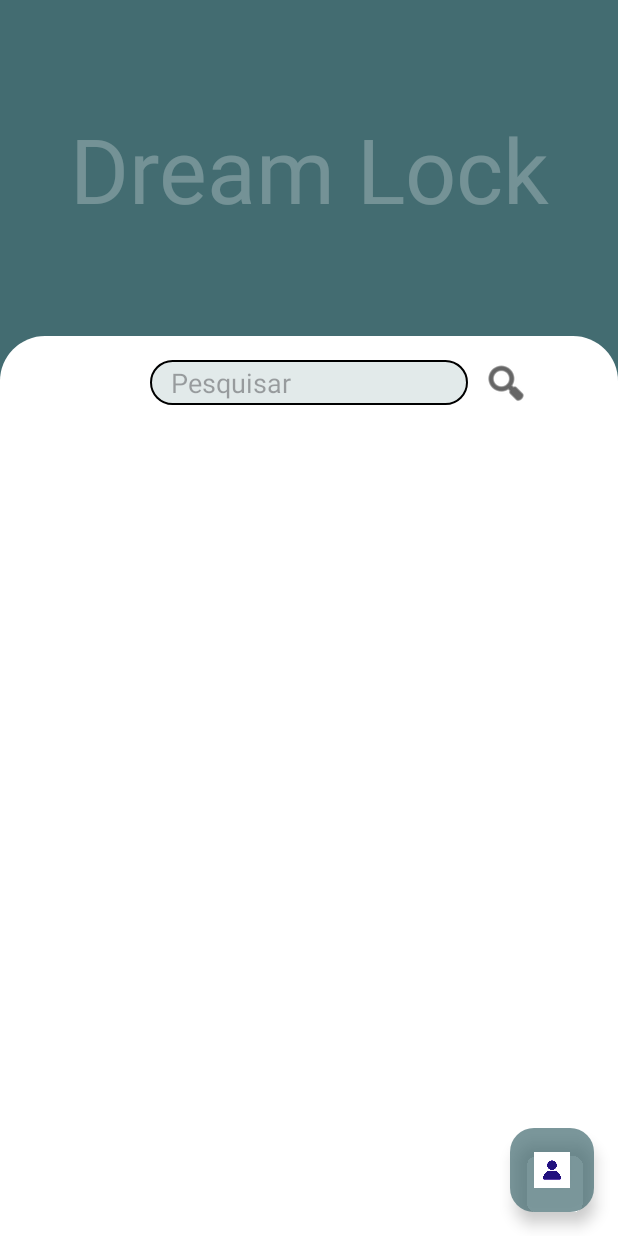
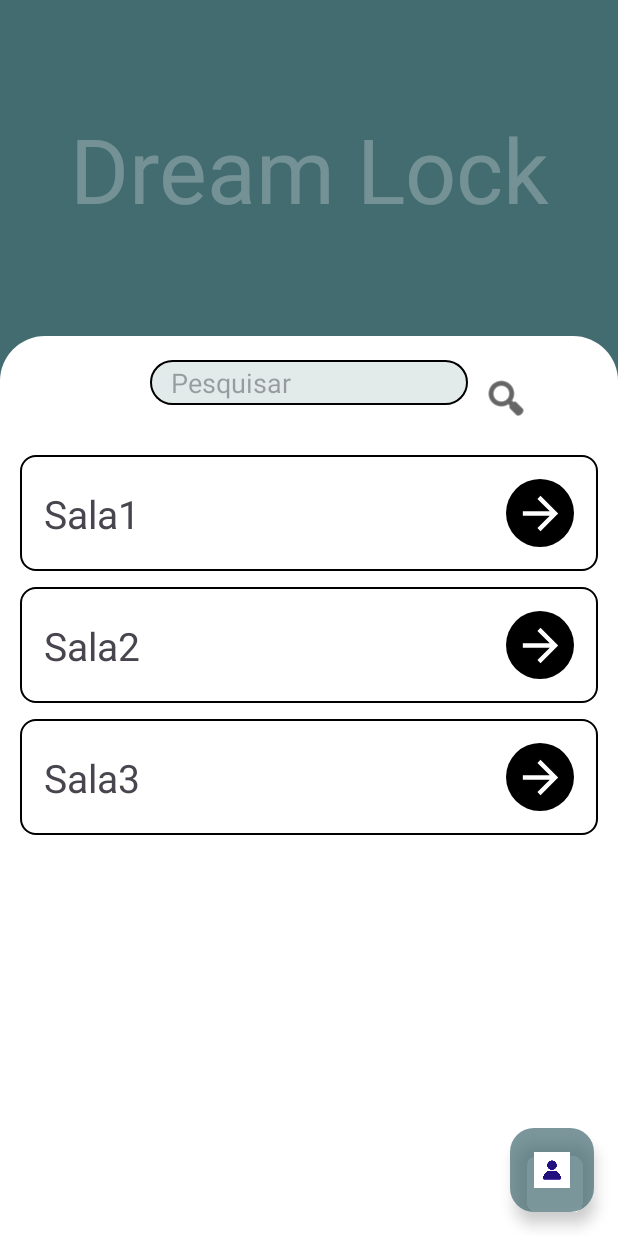
Before and after one commit to artcarvalho/DreamLock, an Android app: the screen it shows after launch (MainActivity), on a phone screen of 412 x 824 dp. Run offline under Robolectric (Android 15) with nearby library versions, the phone set to English and light mode, and no system bars; our stand-ins replace Firebase (no records; nobody signed in at launch, a user with empty details on screens opened directly); Roboto replaces fonts that are not available here.

Commit message:
lista de salas criadas e suas respectivas intents

```diff
--- a/app/src/main/java/artur/renata/dreamlock/activity/MainActivity.java
+++ b/app/src/main/java/artur/renata/dreamlock/activity/MainActivity.java
@@ -1,6 +1,8 @@
 package artur.renata.dreamlock.activity;
 
 import androidx.appcompat.app.AppCompatActivity;
+import androidx.recyclerview.widget.LinearLayoutManager;
+import androidx.recyclerview.widget.RecyclerView;
 
 import android.content.Intent;
 import android.os.Bundle;
@@ -11,19 +13,43 @@ import com.google.android.material.floatingactionbutton.FloatingActionButton;
 import com.google.firebase.database.DatabaseReference;
 import com.google.firebase.database.FirebaseDatabase;
 
+import java.util.ArrayList;
+import java.util.List;
+
 import artur.renata.dreamlock.R;
+import artur.renata.dreamlock.adapter.AdapterSalas;
+import artur.renata.dreamlock.adapter.adapterUser;
+import artur.renata.dreamlock.model.idModel;
+import artur.renata.dreamlock.model.salaModel;
 
 public class MainActivity extends AppCompatActivity {
 
-    //banco de dados
-    FirebaseDatabase database = FirebaseDatabase.getInstance();
-    DatabaseReference banco_de_dados = database.getReference();
-
+    List<salaModel> salasList = new ArrayList<>();
+    AdapterSalas salasA;
+    salaModel sala1 = new salaModel();
+    salaModel sala2 = new salaModel();
+    salaModel sala3 = new salaModel();
 
     @Override
     protected void onCreate(Bundle savedInstanceState) {
         super.onCreate(savedInstanceState);
         setContentView(R.layout.activity_main);
+
+        sala1.nome = "Sala1";
+        sala2.nome = "Sala2";
+        sala3.nome = "Sala3";
+
+        salasList.add(sala1);
+        salasList.add(sala2);
+        salasList.add(sala3);
+
+
+        RecyclerView rvItens = findViewById(R.id.listaSalas);
+        salasA = new AdapterSalas(this, salasList);
+        rvItens.setAdapter(salasA);
+        rvItens.setHasFixedSize(true);
+        RecyclerView.LayoutManager layoutManager = new LinearLayoutManager(this);
+        rvItens.setLayoutManager(layoutManager);
 
         FloatingActionButton btnUser = (FloatingActionButton) findViewById(R.id.botaoVerIds);
         btnUser.setOnClickListener(new View.OnClickListener() { //clique para acessar a guida dos usuarios
@@ -33,6 +59,8 @@ public class MainActivity extends AppCompatActivity {
                startActivity(i);
            }
         });
+
+
 
         ImageButton btnSearch = (ImageButton) findViewById(R.id.botaoPesquisa);
         btnSearch.setOnClickListener(new View.OnClickListener(){ //iniciar procura pelas salas através do input colocado na barra de pesquisa
--- /dev/null
+++ b/app/src/main/java/artur/renata/dreamlock/adapter/AdapterSalas.java
@@ -0,0 +1,66 @@
+package artur.renata.dreamlock.adapter;
+
+import android.content.Intent;
+import android.view.LayoutInflater;
+import android.view.View;
+import android.view.ViewGroup;
+import android.widget.Button;
+import android.widget.TextView;
+
+import androidx.annotation.NonNull;
+import androidx.recyclerview.widget.RecyclerView;
+
+import java.util.List;
+
+import artur.renata.dreamlock.R;
+import artur.renata.dreamlock.activity.MainActivity;
+import artur.renata.dreamlock.activity.SalasActivity;
+import artur.renata.dreamlock.model.salaModel;
+
+public class AdapterSalas extends RecyclerView.Adapter{
+
+    MainActivity mainActivity;
+    List<salaModel> salas;
+
+
+    public AdapterSalas(MainActivity mainActivity, List<salaModel> salas){
+        this.mainActivity = mainActivity;
+        this.salas = salas;
+
+    }
+    @NonNull
+    @Override
+    public RecyclerView.ViewHolder onCreateViewHolder(@NonNull ViewGroup parent, int viewType) {
+        LayoutInflater inflater = LayoutInflater.from(mainActivity);
+        View v = inflater.inflate(R.layout.listas_stylesala,parent,false);
+        return new viewHolder_user(v);
+
+    }
+
+    @Override
+    public void onBindViewHolder(@NonNull RecyclerView.ViewHolder holder, int position) {
+        int pos = position;
+        salaModel sala = salas.get(pos);
+        View v = holder.itemView;
+
+        TextView NomeSalaView = v.findViewById(R.id.nomeSala);
+        NomeSalaView.setText(sala.nome);
+
+        Button btn_entrar = v.findViewById(R.id.button_entry);
+
+        btn_entrar.setOnClickListener(new View.OnClickListener() {
+            @Override
+            public void onClick(View v) {
+                Intent i = new Intent(mainActivity, SalasActivity.class);
+                i.putExtra("nome", sala.nome);
+                mainActivity.startActivity(i);
+            }
+        });
+
+    }
+    @Override
+    public int getItemCount() {
+        return salas.size();
+    }
+
+}
--- /dev/null
+++ b/app/src/main/java/artur/renata/dreamlock/model/salaModel.java
@@ -0,0 +1,5 @@
+package artur.renata.dreamlock.model;
+
+public class salaModel {
+    public String nome;
+}
--- a/app/src/main/res/layout/activity_main.xml
+++ b/app/src/main/res/layout/activity_main.xml
@@ -51,7 +51,7 @@
             android:layout_width="0dp"
             android:layout_height="0dp"
             android:layout_marginStart="8dp"
-            android:layout_marginTop="8dp"
+            android:layout_marginTop="28dp"
             android:layout_marginEnd="8dp"
             android:layout_marginBottom="8dp"
             app:layout_constraintBottom_toBottomOf="parent"
@@ -75,7 +75,7 @@
             app:backgroundTintMode="src_in"
             app:layout_constraintBottom_toBottomOf="parent"
             app:layout_constraintEnd_toEndOf="parent"
-            tools:srcCompat="@android:drawable/list_selector_background" />
+            tools:srcCompat="?android:attr/listDivider" />
 
     </androidx.constraintlayout.widget.ConstraintLayout>
 
--- a/app/src/main/res/layout/listas_stylesala.xml
+++ b/app/src/main/res/layout/listas_stylesala.xml
@@ -4,7 +4,9 @@
     xmlns:tools="http://schemas.android.com/tools"
     android:layout_width="match_parent"
     android:layout_height="wrap_content"
-    android:backgroundTint="#000000">
+    android:layout_margin="5dp"
+    android:background="@drawable/border"
+    android:clickable="false">
 
     <TextView
         android:id="@+id/nomeSala"
@@ -12,22 +14,35 @@
         android:layout_height="wrap_content"
         android:layout_marginStart="16dp"
         android:text="Sala 1"
-        android:textSize="24sp"
+        android:textSize="26sp"
         app:layout_constraintBottom_toBottomOf="parent"
         app:layout_constraintStart_toStartOf="parent"
         app:layout_constraintTop_toTopOf="parent" />
 
     <Button
-        android:id="@+id/button"
-        android:layout_width="50dp"
-        android:layout_height="50dp"
+        android:id="@+id/button_entry"
+        android:layout_width="45dp"
+        android:layout_height="45dp"
         android:layout_marginTop="16dp"
         android:layout_marginEnd="16dp"
         android:layout_marginBottom="16dp"
-        android:backgroundTint="#000000"
-        android:textColorHighlight="#000000"
+        android:background="@drawable/circulo"
+        app:backgroundTint="@null"
         app:layout_constraintBottom_toBottomOf="parent"
         app:layout_constraintEnd_toEndOf="parent"
         app:layout_constraintTop_toTopOf="parent" />
 
+    <ImageView
+        android:id="@+id/imageView2"
+        android:layout_width="35dp"
+        android:layout_height="35dp"
+        android:rotationX="0"
+        android:rotationY="180"
+        android:tint="#FFFFFF"
+        app:layout_constraintBottom_toBottomOf="@+id/button_entry"
+        app:layout_constraintEnd_toEndOf="@+id/button_entry"
+        app:layout_constraintStart_toStartOf="@+id/button_entry"
+        app:layout_constraintTop_toTopOf="@+id/button_entry"
+        app:srcCompat="?attr/homeAsUpIndicator" />
+
 </androidx.constraintlayout.widget.ConstraintLayout>
```
Also changed, not shown: app/src/main/java/artur/renata/dreamlock/activity/SalasActivity.java (+10 -0 lines), app/src/main/java/artur/renata/dreamlock/activity/UsuariosActivity.java (+16 -13 lines), app/src/main/java/artur/renata/dreamlock/adapter/adapterUser.java (renamed from app/src/main/java/artur/renata/dreamlock/adapter/adapter_user.java, +8 -2 lines), app/src/main/java/artur/renata/dreamlock/adapter/viewHolderSala.java (added, +12 -0 lines), app/src/main/res/layout/activity_usuarios.xml (+0 -7 lines).
